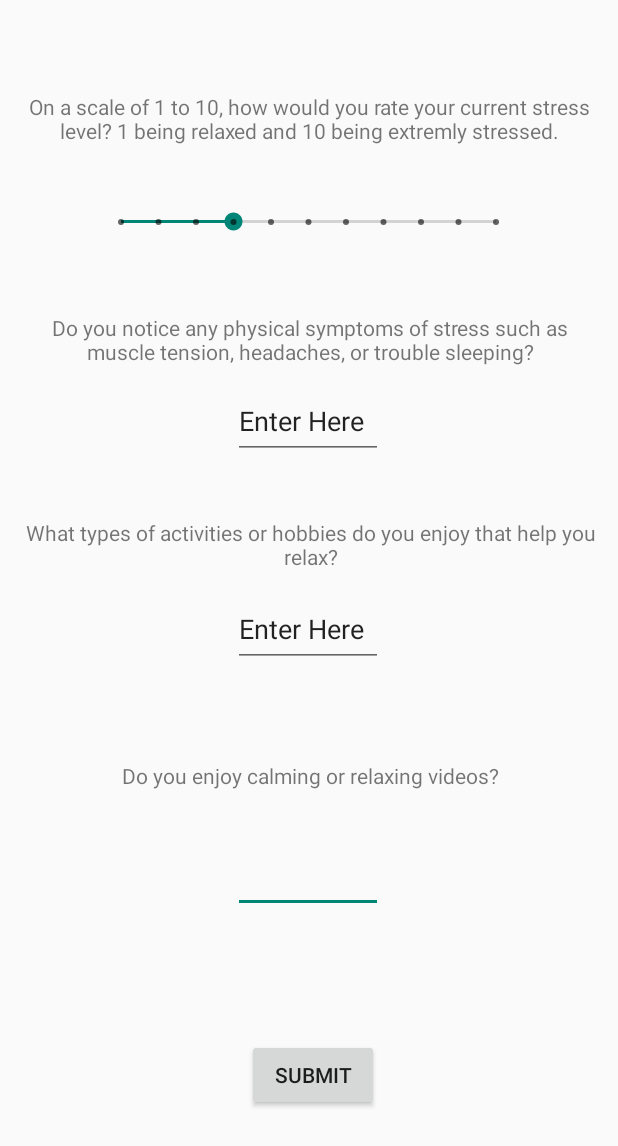
After one commit to InnerOasis/InnerOasis, an Android app: the layout eval_layout.xml on its own in the app's theme, with its tools: preview values and no code run, on a phone screen of 412 x 824 dp. The commit adds this screen. Shown: the top 1146 px of the screen. Run offline under Robolectric (Android 15) with nearby library versions, the phone set to English and light mode, and no system bars; Roboto replaces fonts that are not available here.

Commit message:
Added evaluation layou (finished) and currently playing layout (In-Progress)

```diff
--- /dev/null
+++ b/app/src/main/res/layout/currentplay_layout.xml
@@ -0,0 +1,6 @@
+<?xml version="1.0" encoding="utf-8"?>
+<androidx.constraintlayout.widget.ConstraintLayout xmlns:android="http://schemas.android.com/apk/res/android"
+    android:layout_width="match_parent"
+    android:layout_height="match_parent">
+
+</androidx.constraintlayout.widget.ConstraintLayout>
--- /dev/null
+++ b/app/src/main/res/layout/eval_layout.xml
@@ -0,0 +1,130 @@
+<?xml version="1.0" encoding="utf-8"?>
+<androidx.constraintlayout.widget.ConstraintLayout xmlns:android="http://schemas.android.com/apk/res/android"
+    xmlns:app="http://schemas.android.com/apk/res-auto"
+    xmlns:tools="http://schemas.android.com/tools"
+    android:layout_width="match_parent"
+    android:layout_height="match_parent"
+    tools:context=".MainActivity">
+
+    <TextView
+        android:id="@+id/video_eval"
+        android:layout_width="388dp"
+        android:layout_height="47dp"
+        android:text="@string/do_you_enjoy_calming_or_relaxing_videos"
+        android:textAlignment="center"
+        app:layout_constraintBottom_toBottomOf="parent"
+        app:layout_constraintEnd_toEndOf="parent"
+        app:layout_constraintHorizontal_bias="0.521"
+        app:layout_constraintStart_toStartOf="parent"
+        app:layout_constraintTop_toTopOf="parent"
+        app:layout_constraintVertical_bias="0.653" />
+
+    <EditText
+        android:id="@+id/video_input"
+        android:layout_width="100dp"
+        android:layout_height="50dp"
+        android:ems="10"
+        android:inputType="text"
+        android:textAlignment="center"
+        app:layout_constraintBottom_toBottomOf="parent"
+        app:layout_constraintEnd_toEndOf="parent"
+        app:layout_constraintHorizontal_bias="0.498"
+        app:layout_constraintStart_toStartOf="parent"
+        app:layout_constraintTop_toBottomOf="@+id/stress_symptom"
+        app:layout_constraintVertical_bias="0.584"
+        android:autofillHints="Enter Here" />
+
+    <TextView
+        android:id="@+id/activities_eval"
+        android:layout_width="388dp"
+        android:layout_height="47dp"
+        android:text="@string/what_types_of_activities_or_hobbies_do_you_enjoy_that_help_you_relax"
+        android:textAlignment="center"
+        app:layout_constraintBottom_toBottomOf="parent"
+        app:layout_constraintEnd_toEndOf="parent"
+        app:layout_constraintHorizontal_bias="0.521"
+        app:layout_constraintStart_toStartOf="parent"
+        app:layout_constraintTop_toTopOf="parent"
+        app:layout_constraintVertical_bias="0.445" />
+
+    <EditText
+        android:id="@+id/activity_input"
+        android:layout_width="100dp"
+        android:layout_height="50dp"
+        android:ems="10"
+        android:inputType="text"
+        android:text="@string/enter_here2"
+        app:layout_constraintBottom_toBottomOf="parent"
+        app:layout_constraintEnd_toEndOf="parent"
+        app:layout_constraintHorizontal_bias="0.498"
+        app:layout_constraintStart_toStartOf="parent"
+        app:layout_constraintTop_toBottomOf="@+id/stress_symptom"
+        app:layout_constraintVertical_bias="0.268" />
+
+    <TextView
+        android:id="@+id/stress_eval"
+        android:layout_width="388dp"
+        android:layout_height="47dp"
+        android:text="@string/on_a_scale_of_1_to_10_how_would_you_rate_your_current_stress_level_1_being_relaxed_and_10_being_extremly_stressed"
+        app:layout_constraintBottom_toBottomOf="parent"
+        app:layout_constraintEnd_toEndOf="parent"
+        app:layout_constraintStart_toStartOf="parent"
+        app:layout_constraintTop_toTopOf="parent"
+        android:textAlignment="center"
+        app:layout_constraintVertical_bias="0.079" />
+
+    <TextView
+        android:id="@+id/stress_symptom"
+        android:layout_width="388dp"
+        android:layout_height="47dp"
+        android:textAlignment="center"
+        android:text="@string/do_you_notice_any_physical_symptoms_of_stress_such_as_muscle_tension_headaches_or_trouble_sleeping"
+        app:layout_constraintBottom_toBottomOf="parent"
+        app:layout_constraintEnd_toEndOf="parent"
+        app:layout_constraintHorizontal_bias="0.521"
+        app:layout_constraintStart_toStartOf="parent"
+        app:layout_constraintTop_toTopOf="parent"
+        app:layout_constraintVertical_bias="0.269" />
+
+    <SeekBar
+        android:id="@+id/stress_seekbar"
+        style="@style/Widget.AppCompat.SeekBar.Discrete"
+        android:layout_width="282dp"
+        android:layout_height="41dp"
+        android:max="10"
+        android:progress="3"
+        app:layout_constraintBottom_toBottomOf="parent"
+        app:layout_constraintEnd_toEndOf="parent"
+        app:layout_constraintHorizontal_bias="0.496"
+        app:layout_constraintStart_toStartOf="parent"
+        app:layout_constraintTop_toBottomOf="@+id/stress_eval"
+        app:layout_constraintVertical_bias="0.028" />
+
+    <EditText
+        android:id="@+id/input_symptom"
+        android:layout_width="100dp"
+        android:layout_height="50dp"
+        android:ems="10"
+        android:inputType="text"
+        android:text="@string/enter_here"
+        app:layout_constraintBottom_toBottomOf="parent"
+        app:layout_constraintEnd_toEndOf="parent"
+        app:layout_constraintHorizontal_bias="0.498"
+        app:layout_constraintStart_toStartOf="parent"
+        app:layout_constraintTop_toBottomOf="@+id/stress_symptom"
+        app:layout_constraintVertical_bias="0.0" />
+
+    <Button
+        android:id="@+id/stress_Button"
+        android:layout_width="wrap_content"
+        android:layout_height="wrap_content"
+        android:text="@string/submit"
+        app:layout_constraintBottom_toBottomOf="parent"
+        app:layout_constraintEnd_toEndOf="parent"
+        app:layout_constraintHorizontal_bias="0.509"
+        app:layout_constraintStart_toStartOf="parent"
+        app:layout_constraintTop_toBottomOf="@+id/video_input"
+        app:layout_constraintVertical_bias="0.503" />
+
+
+</androidx.constraintlayout.widget.ConstraintLayout>
--- a/app/src/main/res/values/strings.xml
+++ b/app/src/main/res/values/strings.xml
@@ -1,3 +1,11 @@
 <resources>
     <string name="app_name">InnerOasis</string>
+    <string name="do_you_enjoy_calming_or_relaxing_videos">Do you enjoy calming or relaxing videos?</string>
+    <string name="what_types_of_activities_or_hobbies_do_you_enjoy_that_help_you_relax">What types of activities or hobbies do you enjoy that help you relax?</string>
+    <string name="on_a_scale_of_1_to_10_how_would_you_rate_your_current_stress_level_1_being_relaxed_and_10_being_extremly_stressed">On a scale of 1 to 10, how would you rate your current stress level? 1 being relaxed and 10 being extremly stressed.</string>
+    <string name="do_you_notice_any_physical_symptoms_of_stress_such_as_muscle_tension_headaches_or_trouble_sleeping">Do you notice any physical symptoms of stress such as muscle tension, headaches, or trouble sleeping?</string>
+    <string name="submit">Submit</string>
+    <string name="enter_here">Enter Here</string>
+    <string name="enter_here2">Enter Here</string>
+    <string name="enter_here3">Enter Here</string>
 </resources>
```
